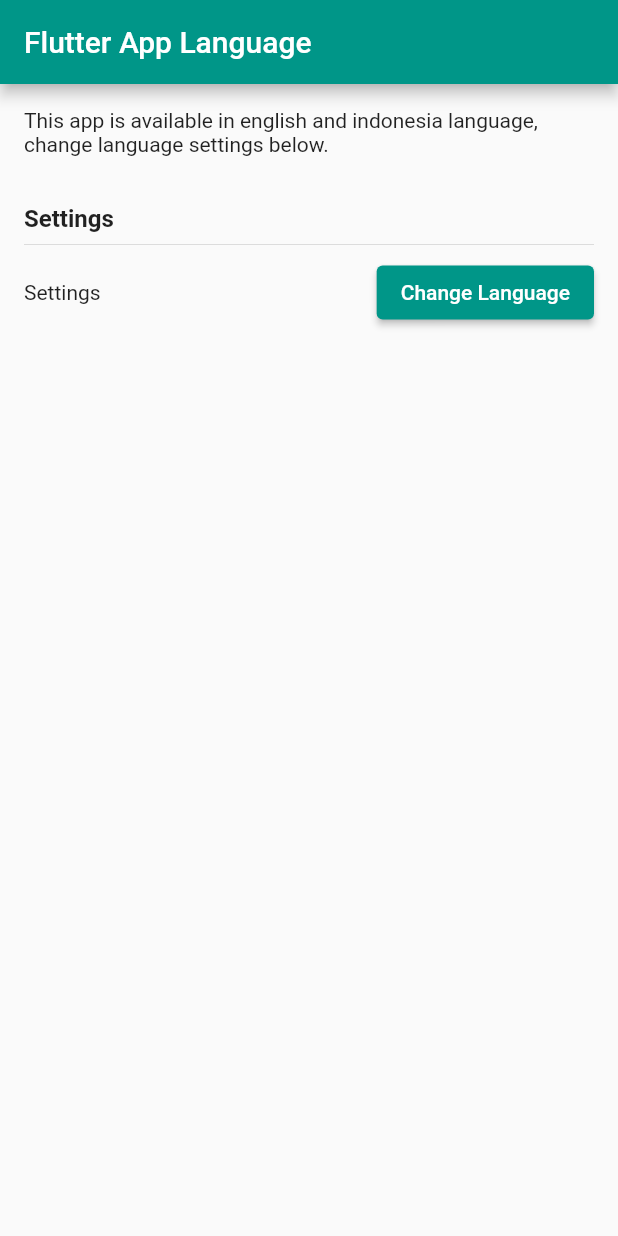
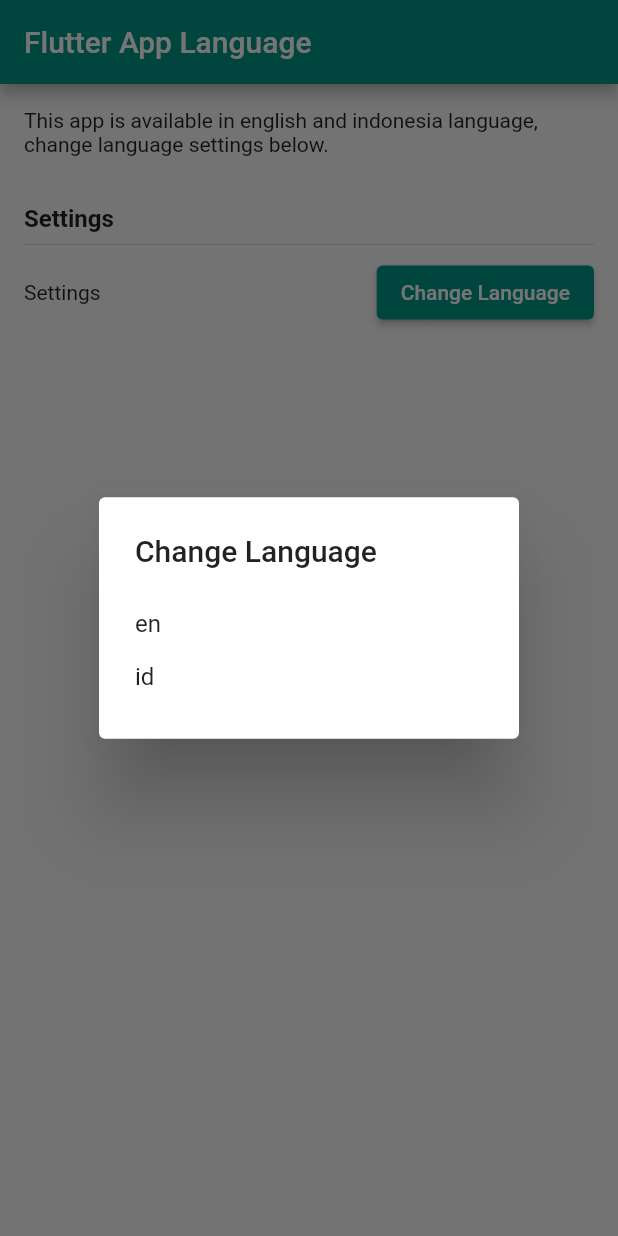
Before and after one commit to yoesuv/Flutter-App-Language, a Flutter app: the screen it shows after launch, after a tap on "Change Language", on a phone screen of 412 x 824 dp. Run offline on Flutter 3.47's test engine with Material 2 defaults, Android fonts, the phone set to English and light mode, and no system bars; generated files the repository leaves out were written again.

Commit message:
:newspaper: view content dialog

```diff
--- /dev/null
+++ b/lib/src/screens/dialog_content_laguage.dart
@@ -0,0 +1,31 @@
+import 'package:flutter/material.dart';
+import 'package:flutter_gen/gen_l10n/app_localizations.dart';
+
+class DialogContentLanguage extends StatelessWidget {
+  final Function()? onTap;
+  const DialogContentLanguage({Key? key, this.onTap}) : super(key: key);
+
+  @override
+  Widget build(BuildContext context) {
+    return Container(
+      width: 200,
+      height: 70,
+      color: Colors.white,
+      child: ListView.builder(
+        shrinkWrap: true,
+        itemCount: AppLocalizations.supportedLocales.length,
+        itemBuilder: (context, index) {
+          return InkWell(
+            onTap: onTap,
+            child: Padding(
+              padding: const EdgeInsets.symmetric(vertical: 8.0),
+              child: Text(
+                AppLocalizations.supportedLocales[index].languageCode,
+              ),
+            ),
+          );
+        },
+      ),
+    );
+  }
+}
--- a/lib/src/screens/home_screen.dart
+++ b/lib/src/screens/home_screen.dart
@@ -1,8 +1,24 @@
+import 'package:app_language/src/screens/dialog_content_laguage.dart';
 import 'package:flutter/material.dart';
 import 'package:flutter_gen/gen_l10n/app_localizations.dart';
 
 class HomeScreen extends StatelessWidget {
   const HomeScreen({Key? key}) : super(key: key);
+
+  void _openDialog(BuildContext context) {
+    showDialog(
+      context: context,
+      builder: (context) => AlertDialog(
+        title: Text(AppLocalizations.of(context)?.change_language ?? ''),
+        content: DialogContentLanguage(
+          onTap: () {
+            Navigator.of(context).pop();
+            debugPrint('HomeScreen # on tap dialog');
+          },
+        ),
+      ),
+    );
+  }
 
   @override
   Widget build(BuildContext context) {
@@ -40,9 +56,12 @@ class HomeScreen extends StatelessWidget {
                     AppLocalizations.of(context)?.settings ?? '',
                   ),
                   ElevatedButton(
-                    onPressed: () {},
+                    onPressed: () {
+                      _openDialog(context);
+                    },
                     child: Text(
-                        AppLocalizations.of(context)?.change_language ?? ''),
+                      AppLocalizations.of(context)?.change_language ?? '',
+                    ),
                   ),
                 ],
               ),
```
